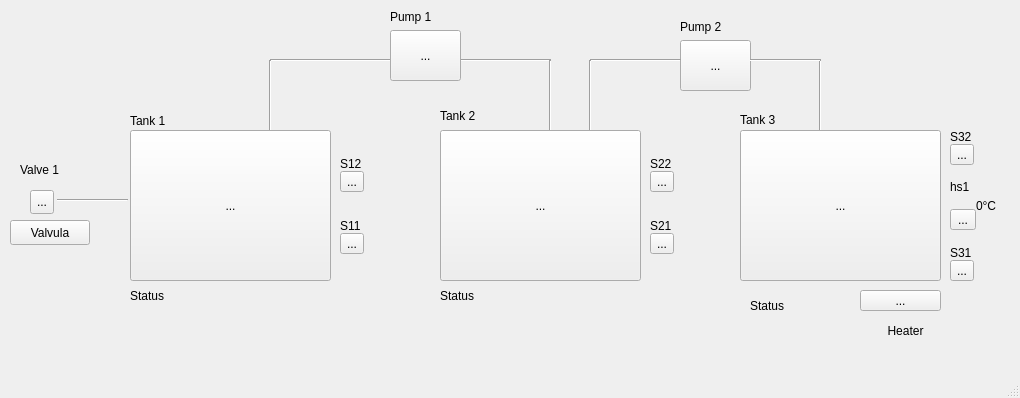
The window that firmware/x86_gnu_qt_gui/ap/mainwindow.ui (TrabalhosPUCPR/AtividadeTanquesDeAgua) describes before a commit, drawn with Qt 5.
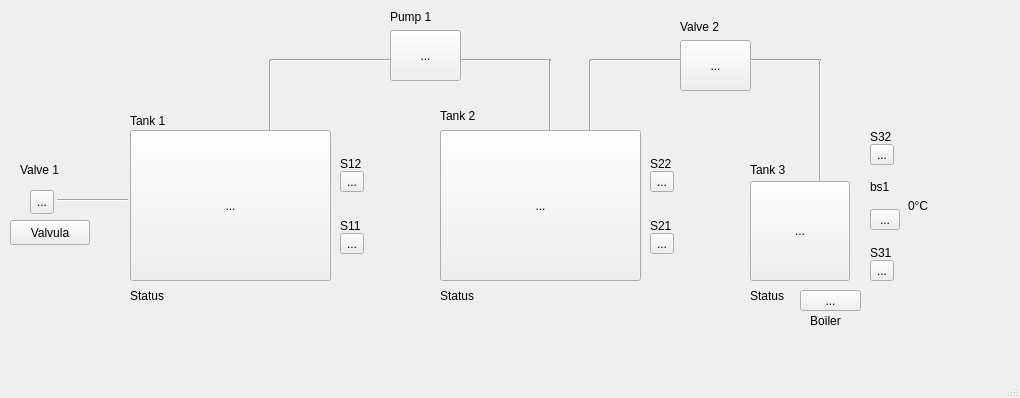
The same window after the commit. Custom widgets are drawn as their Qt base class.

```diff
--- a/firmware/x86_gnu_qt_gui/ap/mainwindow.ui
+++ b/firmware/x86_gnu_qt_gui/ap/mainwindow.ui
@@ -123,7 +123,7 @@
       <x>810</x>
       <y>60</y>
       <width>20</width>
-      <height>71</height>
+      <height>121</height>
      </rect>
     </property>
     <property name="orientation">
@@ -143,7 +143,7 @@
      <item>
       <widget class="QLabel" name="label_pump2">
        <property name="text">
-        <string>Pump 2</string>
+        <string>Valve 2</string>
        </property>
       </widget>
      </item>
@@ -210,10 +210,10 @@
    <widget class="cedaTank" name="toolButton_tank3">
     <property name="geometry">
      <rect>
-      <x>740</x>
-      <y>130</y>
-      <width>201</width>
-      <height>151</height>
+      <x>750</x>
+      <y>181</y>
+      <width>100</width>
+      <height>100</height>
      </rect>
     </property>
     <property name="sizePolicy">
@@ -235,9 +235,9 @@
    <widget class="Led" name="h1">
     <property name="geometry">
      <rect>
-      <x>860</x>
+      <x>800</x>
       <y>290</y>
-      <width>81</width>
+      <width>61</width>
       <height>21</height>
      </rect>
     </property>
@@ -257,14 +257,14 @@
    <widget class="QLabel" name="label_heater">
     <property name="geometry">
      <rect>
-      <x>880</x>
-      <y>320</y>
+      <x>800</x>
+      <y>310</y>
       <width>51</width>
       <height>21</height>
      </rect>
     </property>
     <property name="text">
-     <string>Heater</string>
+     <string>Boiler</string>
     </property>
     <property name="alignment">
      <set>Qt::AlignCenter</set>
@@ -273,8 +273,8 @@
    <widget class="QLabel" name="label_6">
     <property name="geometry">
      <rect>
-      <x>740</x>
-      <y>110</y>
+      <x>750</x>
+      <y>160</y>
       <width>51</width>
       <height>20</height>
      </rect>
@@ -292,9 +292,9 @@
    <widget class="QWidget" name="layoutWidget">
     <property name="geometry">
      <rect>
-      <x>950</x>
+      <x>870</x>
       <y>130</y>
-      <width>51</width>
+      <width>98</width>
       <height>151</height>
      </rect>
     </property>
@@ -341,7 +341,7 @@
      <item>
       <layout class="QHBoxLayout" name="a" stretch="0,0">
        <property name="spacing">
-        <number>0</number>
+        <number>8</number>
        </property>
        <item>
         <layout class="QVBoxLayout" name="verticalLayout_10">
@@ -357,7 +357,7 @@
             </sizepolicy>
            </property>
            <property name="text">
-            <string>hs1</string>
+            <string>bs1</string>
            </property>
           </widget>
          </item>
@@ -377,7 +377,19 @@
         </layout>
        </item>
        <item>
-        <widget class="QLabel" name="label_hTemp">
+        <widget class="QLabel" name="label_waterTemp">
+         <property name="sizePolicy">
+          <sizepolicy hsizetype="Minimum" vsizetype="Preferred">
+           <horstretch>0</horstretch>
+           <verstretch>0</verstretch>
+          </sizepolicy>
+         </property>
+         <property name="minimumSize">
+          <size>
+           <width>60</width>
+           <height>0</height>
+          </size>
+         </property>
          <property name="text">
           <string>0°C</string>
          </property>
@@ -766,7 +778,7 @@
     <property name="geometry">
      <rect>
       <x>750</x>
-      <y>290</y>
+      <y>280</y>
       <width>101</width>
       <height>31</height>
      </rect>
```
Left out of the diff: 10 changed lines with no effect on the pictures.
